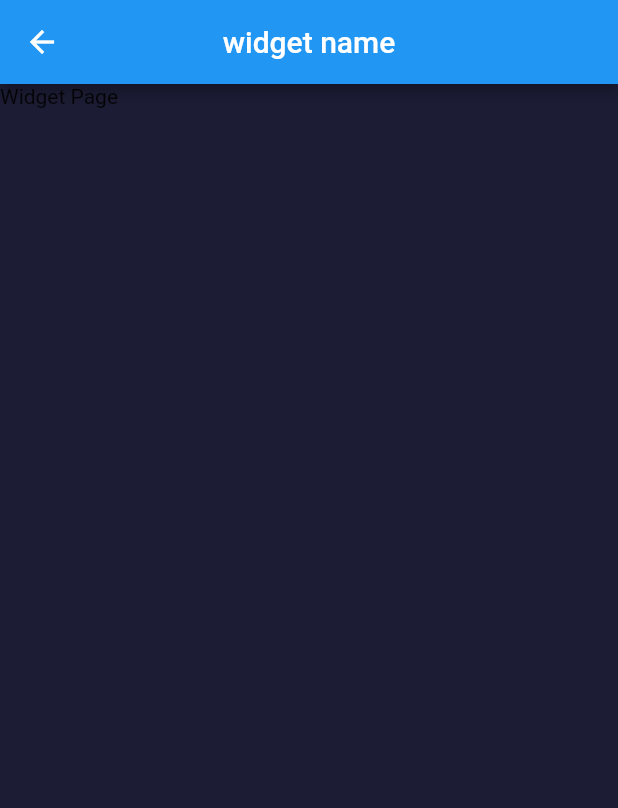
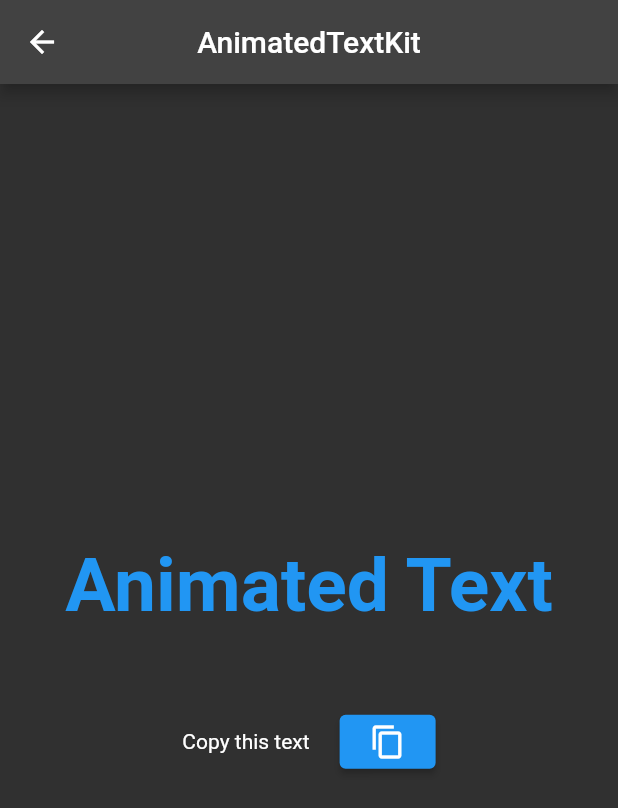
Before and after one commit to Snnas04/S2P-PMM, a Flutter app: the screen it shows after launch, after a tap on the "now widgets" icon, on a phone screen of 412 x 824 dp. Shown: the top 808 px of the screen. Run offline on Flutter 3.47's test engine with Material 2 defaults, Android fonts, the phone set to English and light mode, and no system bars; drawn by our look-alikes of animated_text_kit.

Commit message:
afegit dos widgets - fet

```diff
--- a/FluttersProjects/practica_t1/lib/main.dart
+++ b/FluttersProjects/practica_t1/lib/main.dart
@@ -10,6 +10,7 @@ class MyApp extends StatelessWidget {
   Widget build(BuildContext context) {
     return MaterialApp(
       debugShowCheckedModeBanner: false,
+      theme: ThemeData.dark(),
       title: 'Components',
       // home: HomePage(),
       initialRoute: '/',
--- a/FluttersProjects/practica_t1/lib/screens/HomePage.dart
+++ b/FluttersProjects/practica_t1/lib/screens/HomePage.dart
@@ -11,7 +11,6 @@ class HomePage extends StatelessWidget {
         centerTitle: true,
       ),
       body: _mainContainer(context), // Pass the BuildContext to _mainContainer
-      backgroundColor: Color(0xFF1C1C35), // Use a Color object
     );
   }
 }
--- a/FluttersProjects/practica_t1/lib/screens/WidgetPage.dart
+++ b/FluttersProjects/practica_t1/lib/screens/WidgetPage.dart
@@ -1,17 +1,74 @@
 import 'package:flutter/material.dart';
+import 'package:animated_text_kit/animated_text_kit.dart';
+import 'package:flutter/services.dart';
+
 
 class WidgetPage extends StatelessWidget {
-  const WidgetPage({super.key});
+  const WidgetPage({Key? key});
+
+  final titelStyle = const TextStyle(
+    fontSize: 50,
+    fontWeight: FontWeight.bold,
+    color: Colors.blue,
+  );
+
 
   @override
   Widget build(BuildContext context) {
     return Scaffold(
       appBar: AppBar(
-        title: Text('widget name'),
+        title: const Text('AnimatedTextKit'),
         centerTitle: true,
       ),
-      body: Text('Widget Page'),
-      backgroundColor: Color(0xFF1C1C35), // Use a Color object
+      body: Center(
+        child: Column(
+          mainAxisAlignment: MainAxisAlignment.center,
+          children: [
+            _animation(context, titelStyle),
+            const SizedBox(height: 50,),
+            _rotate(context),
+          ],
+        ),
+      ),
     );
   }
 }
+
+_animation(BuildContext context, TextStyle titelStyle) {
+  return AnimatedTextKit(
+    animatedTexts: [
+      WavyAnimatedText(
+        'Animated Text',
+        textStyle: titelStyle,
+      ),
+    ],
+    isRepeatingAnimation: true,
+  );
+}
+
+_rotate(BuildContext context) {
+  return GestureDetector(
+    onTap: () async {
+      await Clipboard.setData(const ClipboardData(text: 'Texto que deseas copiar'));
+      ScaffoldMessenger.of(context).showSnackBar(
+        const SnackBar(content: Text('Copiado al portapapeles')),
+      );
+    },
+    child: Row(
+      mainAxisAlignment: MainAxisAlignment.center,
+      children: [
+        const Text("Copy this text"),
+        const SizedBox(width: 20,),
+        ElevatedButton(
+          onPressed: () async {
+            await Clipboard.setData(const ClipboardData(text: 'Copy this text'));
+            ScaffoldMessenger.of(context).showSnackBar(
+              const SnackBar(content: Text('Copyed to clipboard')),
+            );
+          },
+          child: const Icon(Icons.copy)
+        ),
+      ],
+    ),
+  );
+}
--- a/FluttersProjects/practica_t1/pubspec.yaml
+++ b/FluttersProjects/practica_t1/pubspec.yaml
@@ -35,6 +35,7 @@ dependencies:
   # The following adds the Cupertino Icons font to your application.
   # Use with the CupertinoIcons class for iOS style icons.
   cupertino_icons: ^1.0.2
+  animated_text_kit: ^4.2.2
 
 dev_dependencies:
   flutter_test:
```
Also changed, not shown: FluttersProjects/practica_t1/pubspec.lock.
